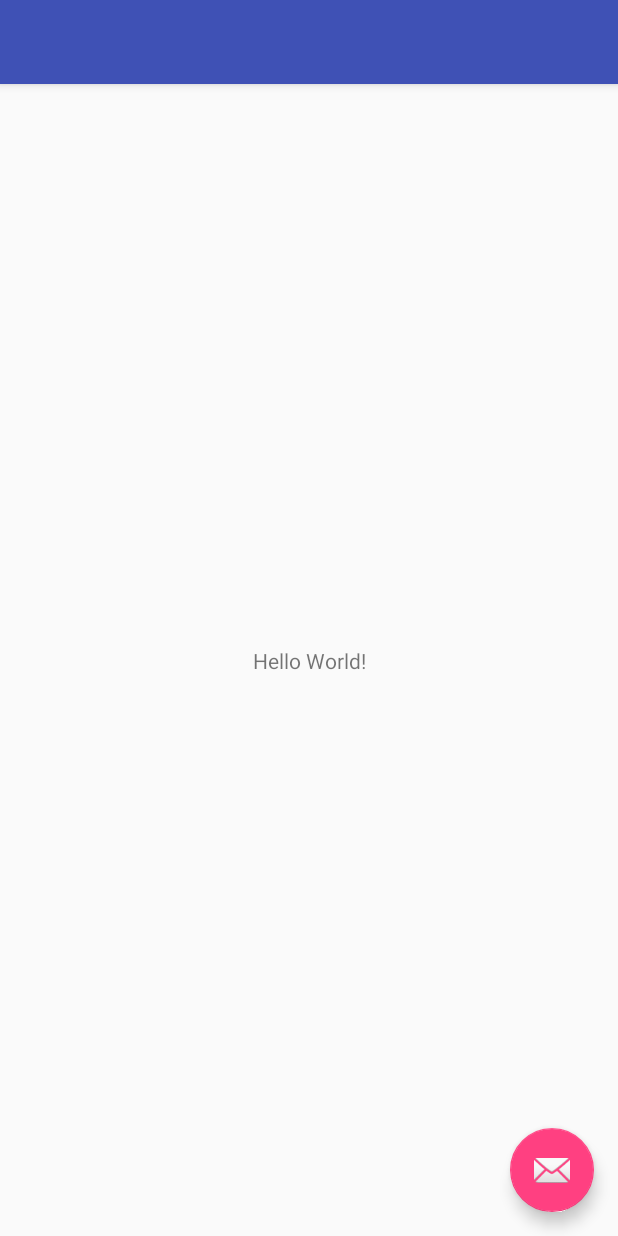
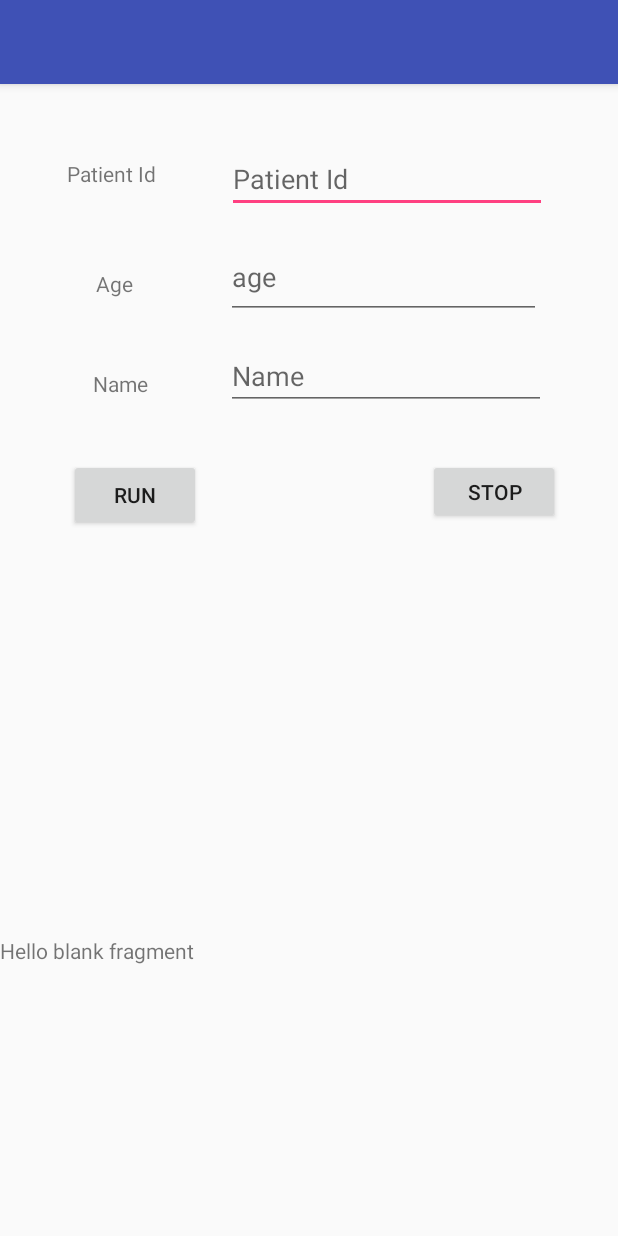
Before and after one commit to mdepak/mobile_computing, an Android app: the layout activity_main.xml on its own in the app's theme, with its tools: preview values and no code run, on a phone screen of 412 x 824 dp. Run offline under Robolectric (Android 15) with nearby library versions, the phone set to English and light mode, and no system bars.

Commit message:
Graph with functionality working

```diff
--- a/Assignment_1/app/build.gradle
+++ b/Assignment_1/app/build.gradle
@@ -4,7 +4,7 @@ android {
     compileSdkVersion 26
     defaultConfig {
         applicationId "edu.asu.cidse.mc.healthmonitor"
-        minSdkVersion 23
+        minSdkVersion 22
         targetSdkVersion 26
         versionCode 1
         versionName "1.0"
@@ -23,6 +23,7 @@ dependencies {
     implementation 'com.android.support:appcompat-v7:26.1.0'
     implementation 'com.android.support.constraint:constraint-layout:1.0.2'
     implementation 'com.android.support:design:26.1.0'
+    implementation 'com.android.support:support-v4:26.1.0'
     testImplementation 'junit:junit:4.12'
     androidTestImplementation 'com.android.support.test:runner:1.0.1'
     androidTestImplementation 'com.android.support.test.espresso:espresso-core:3.0.1'
--- a/Assignment_1/app/src/main/java/edu/asu/cidse/mc/healthmonitor/MainActivityFragment.java
+++ b/Assignment_1/app/src/main/java/edu/asu/cidse/mc/healthmonitor/MainActivityFragment.java
@@ -11,12 +11,18 @@ import android.view.ViewGroup;
  */
 public class MainActivityFragment extends Fragment {
 
+    public GraphView graphView;
     public MainActivityFragment() {
     }
 
     @Override
     public View onCreateView(LayoutInflater inflater, ViewGroup container,
                              Bundle savedInstanceState) {
-        return inflater.inflate(R.layout.fragment_main, container, false);
+
+        View rootView =  inflater.inflate(R.layout.fragment_main, container, false);
+
+        return rootView;
     }
+
+
 }
--- a/Assignment_1/app/src/main/res/layout/activity_main.xml
+++ b/Assignment_1/app/src/main/res/layout/activity_main.xml
@@ -20,14 +20,7 @@
 
     </android.support.design.widget.AppBarLayout>
 
-    <include layout="@layout/content_main" />
-
-    <android.support.design.widget.FloatingActionButton
-        android:id="@+id/fab"
-        android:layout_width="wrap_content"
-        android:layout_height="wrap_content"
-        android:layout_gravity="bottom|end"
-        android:layout_margin="@dimen/fab_margin"
-        app:srcCompat="@android:drawable/ic_dialog_email" />
+    <include layout="@layout/content_main"  />
+    <include layout="@layout/fragment_graph"  android:layout_height="200dp" android:layout_width="wrap_content" android:layout_gravity="bottom"/>
 
 </android.support.design.widget.CoordinatorLayout>
--- /dev/null
+++ b/Assignment_1/app/src/main/res/layout/fragment_graph.xml
@@ -0,0 +1,13 @@
+<FrameLayout xmlns:android="http://schemas.android.com/apk/res/android"
+    xmlns:tools="http://schemas.android.com/tools"
+    android:layout_width="match_parent"
+    android:layout_height="match_parent"
+    tools:context="edu.asu.cidse.mc.healthmonitor.GraphFragment">
+
+    <!-- TODO: Update blank fragment layout -->
+    <TextView
+        android:layout_width="match_parent"
+        android:layout_height="match_parent"
+        android:text="@string/hello_blank_fragment" />
+
+</FrameLayout>
--- a/Assignment_1/app/src/main/res/layout/fragment_main.xml
+++ b/Assignment_1/app/src/main/res/layout/fragment_main.xml
@@ -2,18 +2,143 @@
 <android.support.constraint.ConstraintLayout xmlns:android="http://schemas.android.com/apk/res/android"
     xmlns:app="http://schemas.android.com/apk/res-auto"
     xmlns:tools="http://schemas.android.com/tools"
-    android:layout_width="match_parent"
-    android:layout_height="match_parent"
+    android:layout_width="wrap_content"
+    android:layout_height="wrap_content"
     tools:context="edu.asu.cidse.mc.healthmonitor.MainActivityFragment"
     tools:showIn="@layout/activity_main">
 
     <TextView
+        android:id="@+id/textView"
         android:layout_width="wrap_content"
         android:layout_height="wrap_content"
-        android:text="Hello World!"
+        android:layout_marginBottom="8dp"
+        android:layout_marginEnd="8dp"
+        android:layout_marginStart="16dp"
+        android:layout_marginTop="5dp"
+        android:text="Patient Id"
+        app:layout_constraintBottom_toTopOf="@+id/editText4"
+        app:layout_constraintEnd_toEndOf="parent"
+        app:layout_constraintHorizontal_bias="0.087"
+        app:layout_constraintStart_toStartOf="parent"
+        app:layout_constraintTop_toTopOf="parent"
+        app:layout_constraintVertical_bias="0.65" />
+
+    <EditText
+        android:id="@+id/editText"
+        android:layout_width="wrap_content"
+        android:layout_height="wrap_content"
+        android:layout_marginBottom="8dp"
+        android:layout_marginEnd="8dp"
+        android:layout_marginStart="8dp"
+        android:layout_marginTop="5dp"
+        android:ems="10"
+        android:hint="Patient Id"
+        android:inputType="textPersonName"
         app:layout_constraintBottom_toBottomOf="parent"
-        app:layout_constraintLeft_toLeftOf="parent"
-        app:layout_constraintRight_toRightOf="parent"
-        app:layout_constraintTop_toTopOf="parent" />
+        app:layout_constraintEnd_toEndOf="parent"
+        app:layout_constraintStart_toEndOf="@+id/textView"
+        app:layout_constraintTop_toTopOf="parent"
+        app:layout_constraintVertical_bias="0.050000012" />
+
+    <EditText
+        android:id="@+id/editText2"
+        android:layout_width="wrap_content"
+        android:layout_height="wrap_content"
+        android:layout_marginStart="8dp"
+        android:layout_marginTop="15dp"
+        android:ems="10"
+        android:hint="Name"
+        android:inputType="textPersonName"
+        app:layout_constraintEnd_toEndOf="@+id/editText4"
+        app:layout_constraintHorizontal_bias="0.733"
+        app:layout_constraintStart_toStartOf="@+id/editText4"
+        app:layout_constraintTop_toBottomOf="@+id/editText4" />
+
+    <TextView
+        android:id="@+id/textView3"
+        android:layout_width="wrap_content"
+        android:layout_height="wrap_content"
+        android:layout_marginBottom="8dp"
+        android:layout_marginEnd="8dp"
+        android:layout_marginStart="12dp"
+        android:layout_marginTop="48dp"
+        android:text="Age"
+        app:layout_constraintBottom_toBottomOf="@+id/editText4"
+        app:layout_constraintEnd_toEndOf="@+id/textView"
+        app:layout_constraintStart_toStartOf="@+id/textView"
+        app:layout_constraintTop_toBottomOf="@+id/textView" />
+
+    <EditText
+        android:id="@+id/editText4"
+        android:layout_width="210dp"
+        android:layout_height="55dp"
+        android:layout_marginEnd="4dp"
+        android:layout_marginStart="8dp"
+        android:layout_marginTop="15dp"
+        android:ems="10"
+        android:hint="age"
+        android:inputType="number"
+        app:layout_constraintEnd_toEndOf="@+id/editText"
+        app:layout_constraintHorizontal_bias="1.0"
+        app:layout_constraintStart_toStartOf="@+id/editText"
+        app:layout_constraintTop_toBottomOf="@+id/editText" />
+
+    <Button
+        android:id="@+id/button"
+        android:layout_width="wrap_content"
+        android:layout_height="wrap_content"
+        android:layout_marginBottom="8dp"
+        android:layout_marginEnd="8dp"
+        android:layout_marginStart="16dp"
+        android:layout_marginTop="8dp"
+        android:text="Run"
+        app:layout_constraintBottom_toBottomOf="parent"
+        app:layout_constraintEnd_toEndOf="parent"
+        app:layout_constraintHorizontal_bias="0.1"
+        app:layout_constraintStart_toStartOf="parent"
+        app:layout_constraintTop_toBottomOf="@+id/editText2"
+        app:layout_constraintVertical_bias="0.050000012" />
+
+    <Button
+        android:id="@+id/button2"
+        android:layout_width="wrap_content"
+        android:layout_height="43dp"
+        android:layout_marginBottom="8dp"
+        android:layout_marginEnd="8dp"
+        android:layout_marginStart="8dp"
+        android:layout_marginTop="8dp"
+        android:text="Stop"
+        app:layout_constraintBottom_toBottomOf="parent"
+        app:layout_constraintEnd_toEndOf="parent"
+        app:layout_constraintHorizontal_bias="0.9"
+        app:layout_constraintStart_toStartOf="parent"
+        app:layout_constraintTop_toBottomOf="@+id/editText2"
+        app:layout_constraintVertical_bias="0.050000012" />
+
+    <TextView
+        android:id="@+id/textView2"
+        android:layout_width="wrap_content"
+        android:layout_height="wrap_content"
+        android:layout_marginBottom="8dp"
+        android:layout_marginStart="8dp"
+        android:text="Name"
+        app:layout_constraintBottom_toBottomOf="@+id/editText2"
+        app:layout_constraintEnd_toEndOf="@+id/textView3"
+        app:layout_constraintStart_toStartOf="@+id/textView3" />
+
+<!--
+    <edu.asu.cidse.mc.healthmonitor.GraphView
+        android:id="@+id/timeGraph"
+        android:layout_width="0dp"
+        android:layout_height="100dp"
+        android:layout_marginBottom="8dp"
+        android:layout_marginEnd="8dp"
+        android:layout_marginStart="8dp"
+        android:layout_marginTop="8dp"
+        app:layout_constraintBottom_toBottomOf="parent"
+        app:layout_constraintEnd_toEndOf="parent"
+        app:layout_constraintStart_toStartOf="parent"
+        app:layout_constraintTop_toTopOf="parent"
+        app:layout_constraintVertical_bias="0.86"/>-->
 
 </android.support.constraint.ConstraintLayout>
--- a/Assignment_1/app/src/main/res/values/strings.xml
+++ b/Assignment_1/app/src/main/res/values/strings.xml
@@ -1,4 +1,8 @@
 <resources>
     <string name="app_name">HealthMonitor</string>
     <string name="action_settings">Settings</string>
+
+    <!-- TODO: Remove or change this placeholder text -->
+    <string name="hello_blank_fragment">Hello blank fragment</string>
+    <string name="title_activity_main2">Main2Activity</string>
 </resources>
```
Also changed, not shown: Assignment_1/app/src/main/AndroidManifest.xml (+10 -0 lines), Assignment_1/app/src/main/java/edu/asu/cidse/mc/healthmonitor/GraphFragment.java (added, +32 -0 lines), Assignment_1/app/src/main/java/edu/asu/cidse/mc/healthmonitor/GraphView.java (added, +147 -0 lines), Assignment_1/app/src/main/java/edu/asu/cidse/mc/healthmonitor/Main2Activity.java (added, +110 -0 lines), Assignment_1/app/src/main/java/edu/asu/cidse/mc/healthmonitor/MainActivity.java (+0 -9 lines), Assignment_1/app/src/main/res/layout/activity_main2.xml (added, +27 -0 lines), Assignment_1/app/src/main/res/layout/content_main2.xml (added, +11 -0 lines).
